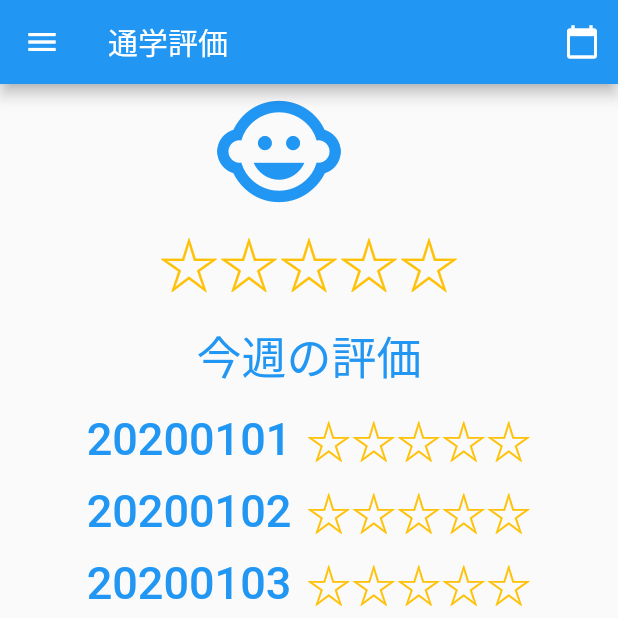
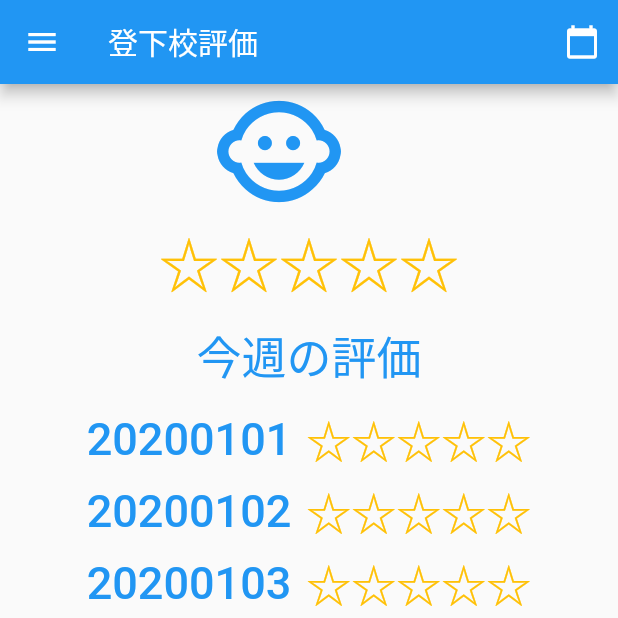
Before and after one commit to yisikawa/sample_app, a Flutter app: the RatingPage screen opened by its route, on a phone screen of 412 x 824 dp, the top half of it. Run offline on Flutter 3.47's test engine with Material 2 defaults, Android fonts, the light colour scheme and no system bars; our stand-ins replace flutter_map, font_awesome_flutter, geolocator, latlong; missing offline and left inert: geojson, gpx; statements that could not run were skipped.

```diff
--- a/lib/constants/globals.dart
+++ b/lib/constants/globals.dart
@@ -14,8 +14,8 @@ DateTime kSelectedDate;
 
 const String kAppTitle = '登下校　見守りアプリ';
 const String kAccountPageTitle = 'アカウント';
-const String kRatingPageTitle = '通学評価';
-const String kRoutePageTitle = '通学経路';
+const String kRatingPageTitle = '登下校評価';
+const String kRoutePageTitle = '登下校経路';
 const String kMakerPageTitle = 'マーカー';
 const String kLocationPageTitle = 'ユーザー位置';
 
```
